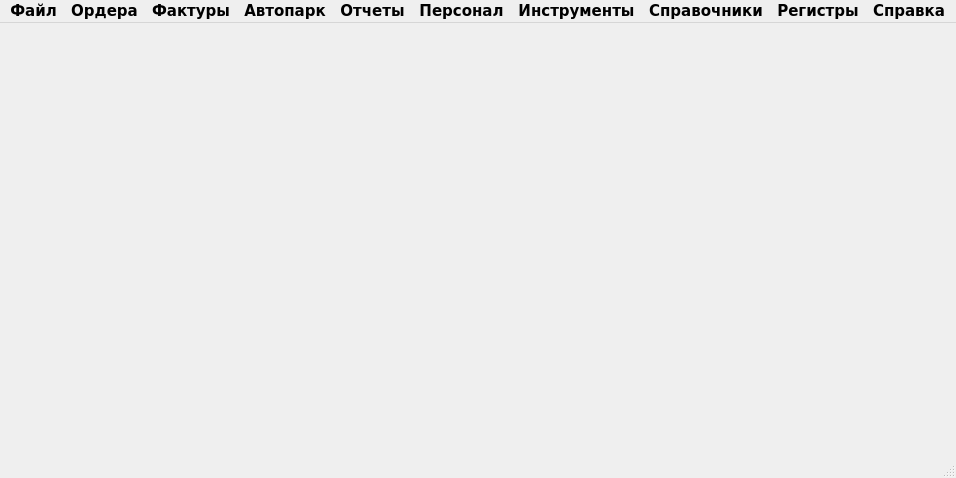
Sakton/CONVEYANCE_QV1, file MainWindow/mainwindow.ui: the form before one commit.
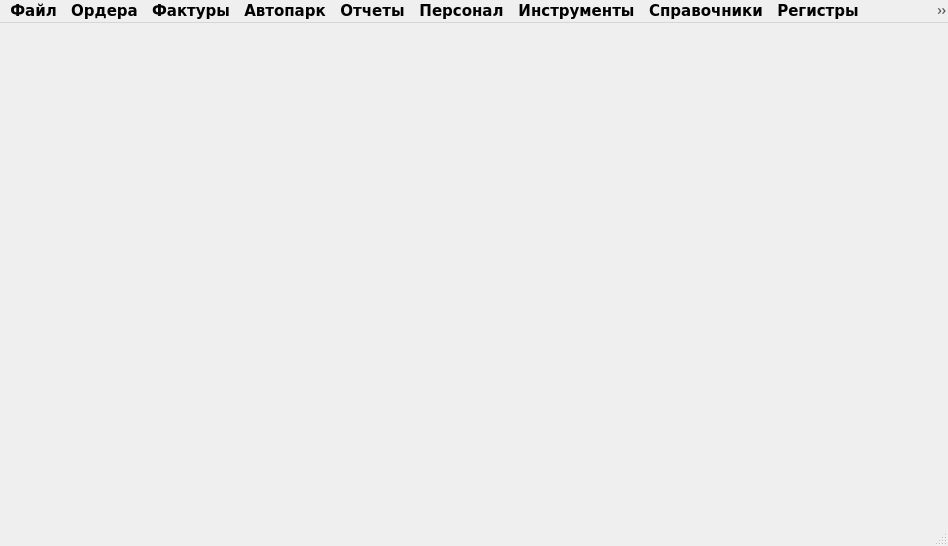
The form after the commit. Icons and pictures are not drawn.

Patch:
```diff
--- a/MainWindow/mainwindow.ui
+++ b/MainWindow/mainwindow.ui
@@ -6,8 +6,8 @@
    <rect>
     <x>0</x>
     <y>0</y>
-    <width>956</width>
-    <height>478</height>
+    <width>948</width>
+    <height>546</height>
    </rect>
   </property>
   <property name="font">
@@ -27,7 +27,7 @@
     <rect>
      <x>0</x>
      <y>0</y>
-     <width>956</width>
+     <width>948</width>
      <height>23</height>
     </rect>
    </property>
```
Left out of the diff: 35 changed lines with no effect on the pictures.
